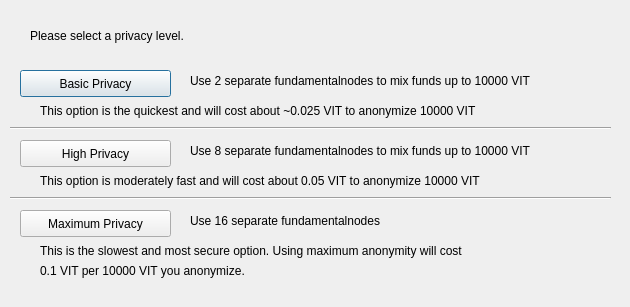
This is src/qt/forms/obfuscationconfig.ui in VitaeTeam/Vitae as Qt 5 draws it before an edit. The edited form follows.
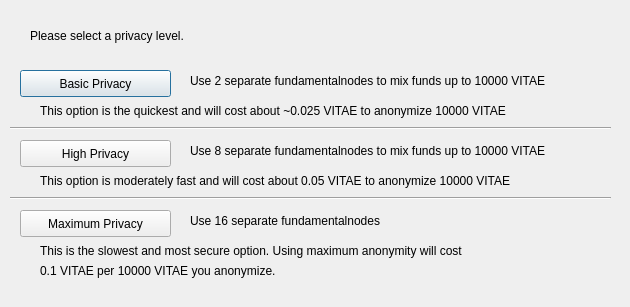
This is the edited form.

Commit message: All Vit's Now Vitae

```diff
--- a/src/qt/forms/obfuscationconfig.ui
+++ b/src/qt/forms/obfuscationconfig.ui
@@ -75,7 +75,7 @@
     </rect>
    </property>
    <property name="text">
-    <string>Use 2 separate fundamentalnodes to mix funds up to 10000 VIT</string>
+    <string>Use 2 separate fundamentalnodes to mix funds up to 10000 VITAE</string>
    </property>
   </widget>
   <widget class="QLabel" name="label_3">
@@ -88,7 +88,7 @@
     </rect>
    </property>
    <property name="text">
-    <string>Use 8 separate fundamentalnodes to mix funds up to 10000 VIT</string>
+    <string>Use 8 separate fundamentalnodes to mix funds up to 10000 VITAE</string>
    </property>
   </widget>
   <widget class="QLabel" name="label_4">
@@ -114,7 +114,7 @@
     </rect>
    </property>
    <property name="text">
-    <string>This option is the quickest and will cost about ~0.025 VIT to anonymize 10000 VIT</string>
+    <string>This option is the quickest and will cost about ~0.025 VITAE to anonymize 10000 VITAE</string>
    </property>
   </widget>
   <widget class="QLabel" name="label_7">
@@ -127,7 +127,7 @@
     </rect>
    </property>
    <property name="text">
-    <string>This option is moderately fast and will cost about 0.05 VIT to anonymize 10000 VIT</string>
+    <string>This option is moderately fast and will cost about 0.05 VITAE to anonymize 10000 VITAE</string>
    </property>
   </widget>
   <widget class="QLabel" name="label_8">
@@ -153,7 +153,7 @@
     </rect>
    </property>
    <property name="text">
-    <string>0.1 VIT per 10000 VIT you anonymize.</string>
+    <string>0.1 VITAE per 10000 VITAE you anonymize.</string>
    </property>
   </widget>
   <widget class="Line" name="line">
```
The commit also changes 76 other files.
